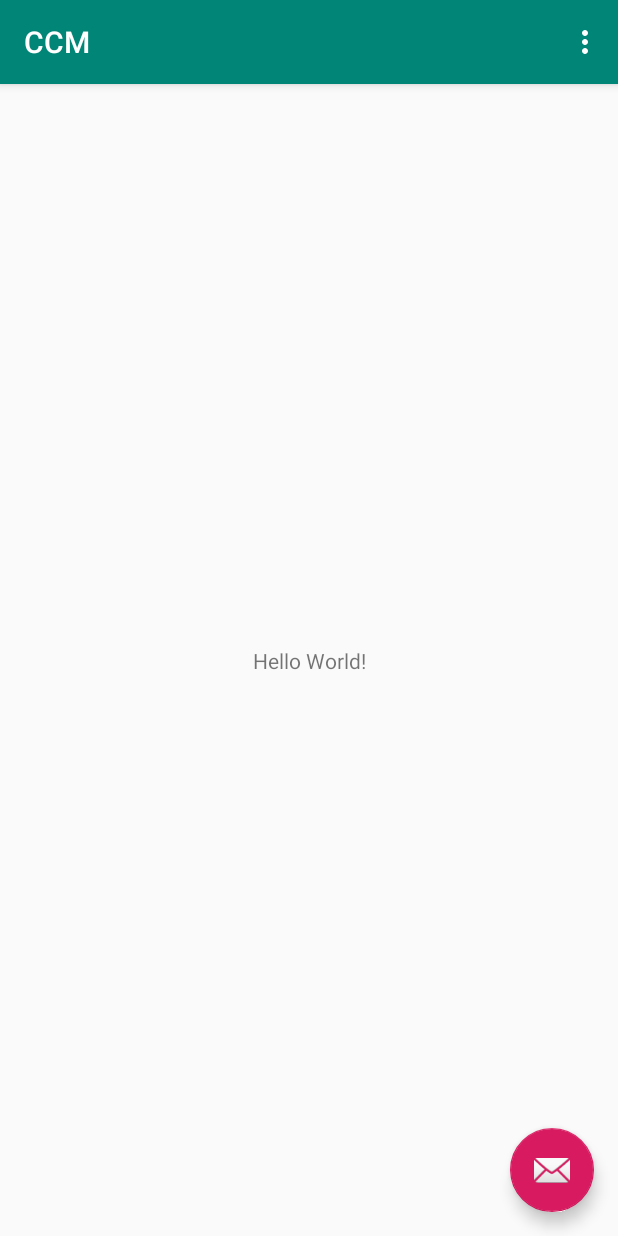
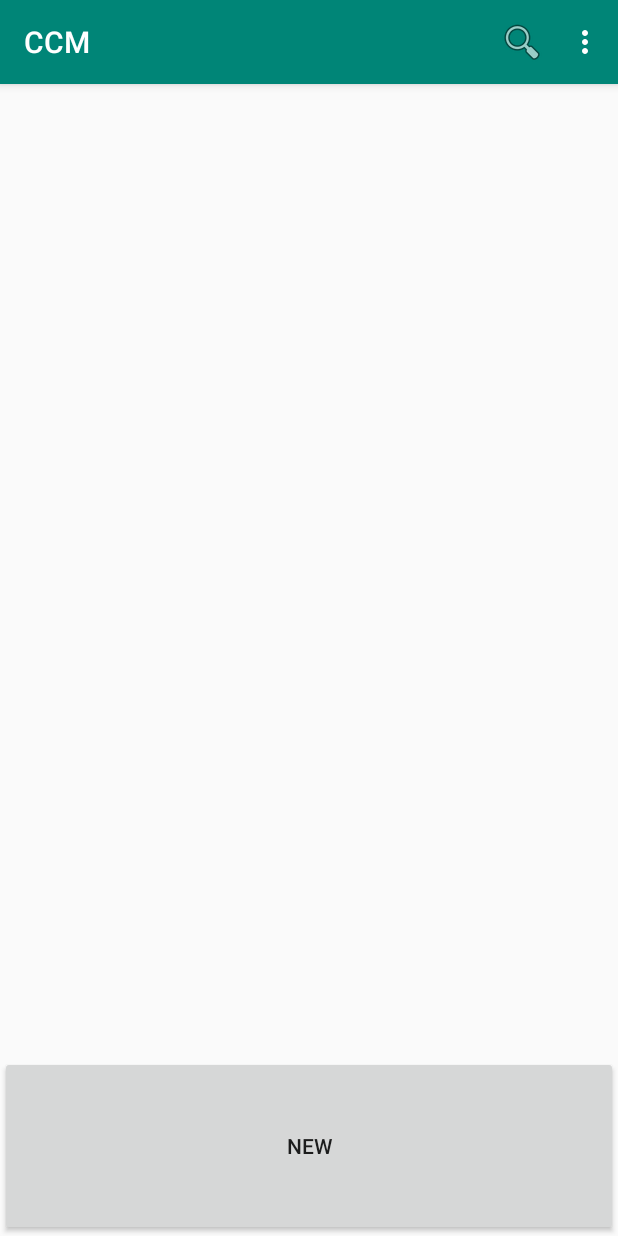
Before and after one commit to weareskyrabbit/CCM, an Android app: the screen it shows after launch (MainActivity before the commit, MemoListActivity after it), on a phone screen of 412 x 824 dp. Run offline under Robolectric (Android 15) with nearby library versions, the phone set to English and light mode, and no system bars.

Commit message:
Add Memo

```diff
--- a/app/src/main/java/com/example/ccm/MainActivity.java
+++ b/app/src/main/java/com/example/ccm/MainActivity.java
@@ -1,52 +1,19 @@
 package com.example.ccm;
 
+import android.content.Intent;
 import android.os.Bundle;
-import com.google.android.material.floatingactionbutton.FloatingActionButton;
-import com.google.android.material.snackbar.Snackbar;
+
 import androidx.appcompat.app.AppCompatActivity;
 import androidx.appcompat.widget.Toolbar;
-import android.view.View;
-import android.view.Menu;
-import android.view.MenuItem;
 
 public class MainActivity extends AppCompatActivity {
-
     @Override
     protected void onCreate(Bundle savedInstanceState) {
         super.onCreate(savedInstanceState);
         setContentView(R.layout.activity_main);
-        Toolbar toolbar = findViewById(R.id.toolbar);
-        setSupportActionBar(toolbar);
 
-       FloatingActionButton fab = findViewById(R.id.fab);
-        fab.setOnClickListener(new View.OnClickListener() {
-            @Override
-            public void onClick(View view) {
-                Snackbar.make(view, "Replace with your own action", Snackbar.LENGTH_LONG)
-                        .setAction("Action", null).show();
-            }
-        });
-    }
+        Toolbar tlbMain = findViewById(R.id.tlbMain);
 
-    @Override
-    public boolean onCreateOptionsMenu(Menu menu) {
-        // Inflate the menu; this adds items to the action bar if it is present.
-        getMenuInflater().inflate(R.menu.menu_main, menu);
-        return true;
-    }
-
-    @Override
-    public boolean onOptionsItemSelected(MenuItem item) {
-        // Handle action bar item clicks here. The action bar will
-        // automatically handle clicks on the Home/Up button, so long
-        // as you specify a parent activity in AndroidManifest.xml.
-        int id = item.getItemId();
-
-        //noinspection SimplifiableIfStatement
-        if (id == R.id.action_settings) {
-            return true;
-        }
-
-        return super.onOptionsItemSelected(item);
+        startActivity(new Intent(MainActivity.this, MemoListActivity.class));
     }
 }
--- /dev/null
+++ b/app/src/main/java/com/example/ccm/MemoListActivity.java
@@ -0,0 +1,148 @@
+package com.example.ccm;
+
+import android.app.SearchManager;
+import android.content.Context;
+import android.content.Intent;
+import android.database.Cursor;
+import android.database.sqlite.SQLiteDatabase;
+import android.os.Bundle;
+import android.view.Menu;
+import android.view.View;
+import android.widget.AdapterView;
+import android.widget.Button;
+import android.widget.ListView;
+import android.widget.SearchView;
+import android.widget.SimpleAdapter;
+import android.widget.TextView;
+import android.widget.TwoLineListItem;
+
+import java.util.ArrayList;
+import java.util.HashMap;
+
+import androidx.appcompat.app.AppCompatActivity;
+
+public class MemoListActivity extends AppCompatActivity {
+    private MemoOpenHelper helper = null;
+    String mSearchWord;
+    private ListView memoList;
+
+    @Override
+    protected void onCreate(Bundle savedInstanceState) {
+        super.onCreate(savedInstanceState);
+        setContentView(R.layout.activity_memo_list);
+
+        if (helper == null) {
+            helper = new MemoOpenHelper(MemoListActivity.this);
+        }
+        final ArrayList<HashMap<String, String>> memoList = new ArrayList<>();
+        SQLiteDatabase db = helper.getWritableDatabase();
+        try {
+            Cursor c = db.rawQuery("select uuid, body from MEMO_TABLE order by id", null);
+            boolean next = c.moveToFirst();
+
+            while (next) {
+                HashMap<String, String> data = new HashMap<>();
+                String uuid = c.getString(0);
+                String body = c.getString(1);
+                if (body.contains("\n")) {
+                    body = body.split("\n")[0];
+                } else if (body.length() > 10) {
+                    body = body.substring(0, 10) + "...";
+                }
+                data.put("body",body);
+                data.put("id",uuid);
+                memoList.add(data);
+                next = c.moveToNext();
+            }
+        } finally {
+            db.close();
+        }
+
+        final SimpleAdapter simpleAdapter = new SimpleAdapter(this,
+                memoList,
+                android.R.layout.simple_list_item_2,
+                new String[]{"body","id"},
+                new int[]{android.R.id.text1, android.R.id.text2}
+        );
+
+        this.memoList = findViewById(R.id.memoList);
+        this.memoList.setAdapter(simpleAdapter);
+
+        // click: edit
+        this.memoList.setOnItemClickListener(new AdapterView.OnItemClickListener(){
+            @Override
+            public void onItemClick(AdapterView<?> parent, View view, int position, long id) {
+                Intent intent = new Intent(MemoListActivity.this, MemoEditorActivity.class);
+
+                TwoLineListItem two = (TwoLineListItem)view;
+                TextView idTextView = two.getText2();
+                String idStr = (String) idTextView.getText();
+                intent.putExtra("id", idStr);
+                startActivity(intent);
+            }
+        });
+
+        // long click: delete
+        this.memoList.setOnItemLongClickListener(new AdapterView.OnItemLongClickListener(){
+            @Override
+            public boolean onItemLongClick(AdapterView<?> parent, View view, int position, long id) {
+                TwoLineListItem two = (TwoLineListItem)view;
+                TextView idTextView = two.getText2();
+                String idStr = (String) idTextView.getText();
+
+                SQLiteDatabase db = helper.getWritableDatabase();
+                try {
+                    db.execSQL("DELETE FROM MEMO_TABLE WHERE uuid = '"+ idStr +"'");
+                } finally {
+                    db.close();
+                }
+                memoList.remove(position);
+                simpleAdapter.notifyDataSetChanged();
+
+                return true;
+            }
+        });
+
+        // new
+        Button newButton = findViewById(R.id.new_button);
+        newButton.setOnClickListener(new View.OnClickListener() {
+
+            @Override
+            public void onClick(View v) {
+                Intent intent = new Intent(MemoListActivity.this, MemoEditorActivity.class);
+                intent.putExtra("id", ""); // TODO
+                startActivity(intent);
+            }
+        });
+    }
+    @Override
+    protected void onResume() {
+        super.onResume();
+
+        // setDatabaseDataBySearchWord(mSearchWord);
+    }
+    @Override
+    public boolean onCreateOptionsMenu(Menu menu) {
+        getMenuInflater().inflate(R.menu.menu, menu);
+
+        // search
+        SearchManager searchManager = (SearchManager) getSystemService(Context.SEARCH_SERVICE);
+        SearchView searchView = (SearchView) menu.findItem(R.id.action_search).getActionView();
+        searchView.setSearchableInfo(searchManager.getSearchableInfo(getComponentName()));
+        searchView.setOnQueryTextListener(new SearchView.OnQueryTextListener() {
+            @Override
+            public boolean onQueryTextChange(String searchWord) {
+                // setDatabaseDataBySearchWord(searchWord);
+                mSearchWord = searchWord;
+                return true;
+            }
+
+            @Override
+            public boolean onQueryTextSubmit(String searchWord) {
+                return true;
+            }
+        });
+
+        return super.onCreateOptionsMenu(menu);
+    }
+}
--- /dev/null
+++ b/app/src/main/java/com/example/ccm/MemoOpenHelper.java
@@ -0,0 +1,28 @@
+package com.example.ccm;
+
+import android.content.Context;
+import android.database.sqlite.SQLiteDatabase;
+import android.database.sqlite.SQLiteOpenHelper;
+
+public class MemoOpenHelper extends SQLiteOpenHelper {
+    static final private String DBName = "MEMO_DB";
+    static final private int VERSION = 1;
+
+    public MemoOpenHelper(Context context){
+        super(context, DBName, null, VERSION);
+    }
+
+    @Override
+    public void onCreate(SQLiteDatabase db) {
+        db.execSQL("CREATE TABLE MEMO_TABLE (" +
+                "id INTEGER PRIMARY KEY AUTOINCREMENT, " +
+                "uuid TEXT, " +
+                "body TEXT)");
+    }
+
+    @Override
+    public void onUpgrade(SQLiteDatabase db, int oldVersion, int newVersion) {
+        db.execSQL("DROP TABLE IF EXISTS MEMO_TABLE");
+        onCreate(db);
+    }
+}
--- a/app/src/main/res/layout/activity_main.xml
+++ b/app/src/main/res/layout/activity_main.xml
@@ -1,27 +1,13 @@
 <?xml version="1.0" encoding="utf-8"?>
-<androidx.coordinatorlayout.widget.CoordinatorLayout
-    xmlns:android="http://schemas.android.com/apk/res/android"
+<LinearLayout xmlns:android="http://schemas.android.com/apk/res/android"
     xmlns:app="http://schemas.android.com/apk/res-auto"
-    xmlns:tools="http://schemas.android.com/tools"
+    android:orientation="vertical"
     android:layout_width="match_parent"
-    android:layout_height="match_parent"
-    tools:context=".MainActivity">
-
-    <com.google.android.material.appbar.AppBarLayout
-        android:layout_height="wrap_content"
+    android:layout_height="match_parent">
+    <androidx.appcompat.widget.Toolbar
+        android:id="@+id/tlbMain"
         android:layout_width="match_parent"
-        android:theme="@style/AppTheme.AppBarOverlay">
-
-        <androidx.appcompat.widget.Toolbar
-            android:id="@+id/toolbar"
-            android:layout_width="match_parent"
-            android:layout_height="?attr/actionBarSize"
-            android:background="?attr/colorPrimary"
-            app:popupTheme="@style/AppTheme.PopupOverlay" />
-
-    </com.google.android.material.appbar.AppBarLayout>
-
-    <include layout="@layout/content_main"/>
+        android:layout_height="?attr/actionBarSize"/>
 
     <com.google.android.material.floatingactionbutton.FloatingActionButton
         android:id="@+id/fab"
@@ -29,6 +15,5 @@
         android:layout_height="wrap_content"
         android:layout_gravity="bottom|end"
         android:layout_margin="@dimen/fab_margin"
-        app:srcCompat="@android:drawable/ic_dialog_email" />
-
-</androidx.coordinatorlayout.widget.CoordinatorLayout>
+        app:srcCompat="@android:drawable/ic_dialog_info" />
+</LinearLayout>
--- /dev/null
+++ b/app/src/main/res/layout/activity_memo_list.xml
@@ -0,0 +1,21 @@
+<?xml version="1.0" encoding="utf-8"?>
+<LinearLayout
+    xmlns:android="http://schemas.android.com/apk/res/android"
+    android:layout_width="match_parent"
+    android:layout_height="match_parent"
+    android:orientation="vertical">
+
+    <ListView
+        android:id="@+id/memoList"
+        android:layout_width="match_parent"
+        android:layout_height="wrap_content"
+        android:layout_weight="9"/>
+
+    <Button
+        android:id="@+id/new_button"
+        android:layout_width="match_parent"
+        android:layout_height="wrap_content"
+        android:layout_weight="1"
+        android:text="@string/button_new"/>
+
+</LinearLayout>
--- a/app/src/main/res/layout/content_main.xml
+++ b/app/src/main/res/layout/content_main.xml
@@ -1,13 +1,12 @@
 <?xml version="1.0" encoding="utf-8"?>
-<androidx.constraintlayout.widget.ConstraintLayout
-    xmlns:android="http://schemas.android.com/apk/res/android"
+<androidx.constraintlayout.widget.ConstraintLayout xmlns:android="http://schemas.android.com/apk/res/android"
+    xmlns:app="http://schemas.android.com/apk/res-auto"
     xmlns:tools="http://schemas.android.com/tools"
-    xmlns:app="http://schemas.android.com/apk/res-auto"
     android:layout_width="match_parent"
     android:layout_height="match_parent"
     app:layout_behavior="@string/appbar_scrolling_view_behavior"
-    tools:showIn="@layout/activity_main"
-    tools:context=".MainActivity">
+    tools:context=".MainActivity"
+    tools:showIn="@layout/activity_main">
 
     <TextView
         android:layout_width="wrap_content"
--- /dev/null
+++ b/app/src/main/res/menu/menu.xml
@@ -0,0 +1,16 @@
+<?xml version="1.0" encoding="utf-8"?>
+<menu xmlns:android="http://schemas.android.com/apk/res/android"
+      xmlns:app="http://schemas.android.com/apk/res-auto">
+    <item
+        android:id="@+id/action_search"
+        android:icon="@android:drawable/ic_menu_search"
+        android:orderInCategory="100"
+        android:title="@string/action_search"
+        app:actionViewClass="android.widget.SearchView"
+        app:showAsAction="ifRoom|collapseActionView"/>
+    <item
+        android:id="@+id/action_settings"
+        android:orderInCategory="400"
+        android:title="@string/action_settings"
+        app:showAsAction="never"/>
+</menu>
--- a/app/src/main/res/menu/menu_main.xml
+++ /dev/null
@@ -1,9 +0,0 @@
-<menu xmlns:android="http://schemas.android.com/apk/res/android"
-    xmlns:app="http://schemas.android.com/apk/res-auto"
-    xmlns:tools="http://schemas.android.com/tools"
-    tools:context="com.example.ccm.MainActivity" >
-    <item android:id="@+id/action_settings"
-        android:title="@string/action_settings"
-        android:orderInCategory="100"
-        app:showAsAction="never" />
-</menu>
--- a/app/src/main/res/mipmap-anydpi-v26/ic_launcher.xml
+++ b/app/src/main/res/mipmap-anydpi-v26/ic_launcher.xml
@@ -1,5 +1,5 @@
 <?xml version="1.0" encoding="utf-8"?>
 <adaptive-icon xmlns:android="http://schemas.android.com/apk/res/android">
-    <background android:drawable="@drawable/ic_launcher_background"/>
-    <foreground android:drawable="@drawable/ic_launcher_foreground"/>
+    <background android:drawable="@drawable/ic_launcher_background" />
+    <foreground android:drawable="@drawable/ic_launcher_foreground" />
 </adaptive-icon>
--- a/app/src/main/res/mipmap-anydpi-v26/ic_launcher_round.xml
+++ b/app/src/main/res/mipmap-anydpi-v26/ic_launcher_round.xml
@@ -1,5 +1,5 @@
 <?xml version="1.0" encoding="utf-8"?>
 <adaptive-icon xmlns:android="http://schemas.android.com/apk/res/android">
-    <background android:drawable="@drawable/ic_launcher_background"/>
-    <foreground android:drawable="@drawable/ic_launcher_foreground"/>
+    <background android:drawable="@drawable/ic_launcher_background" />
+    <foreground android:drawable="@drawable/ic_launcher_foreground" />
 </adaptive-icon>
--- a/app/src/main/res/values/strings.xml
+++ b/app/src/main/res/values/strings.xml
@@ -1,4 +1,12 @@
 <resources>
     <string name="app_name">CCM</string>
+    <string name="menu_title">Title</string>
+    <string name="menu_sub_title">SubTitle</string>
+    <string name="action_search">Search</string>
     <string name="action_settings">Settings</string>
+    <string name="button_new">New</string>
+    <string name="button_register">Register</string>
+    <string name="button_back">Back</string>
+    <string name="text_title">Title</string>
+    <string name="text_body">Body</string>
 </resources>
--- a/app/src/main/res/values/styles.xml
+++ b/app/src/main/res/values/styles.xml
@@ -1,17 +1,17 @@
 <resources>
-
-    <!-- Base application theme. -->
     <style name="AppTheme" parent="Theme.AppCompat.Light.DarkActionBar">
-        <!-- Customize your theme here. -->
         <item name="colorPrimary">@color/colorPrimary</item>
         <item name="colorPrimaryDark">@color/colorPrimaryDark</item>
         <item name="colorAccent">@color/colorAccent</item>
     </style>
+
     <style name="AppTheme.NoActionBar">
         <item name="windowActionBar">false</item>
         <item name="windowNoTitle">true</item>
     </style>
+
     <style name="AppTheme.AppBarOverlay" parent="ThemeOverlay.AppCompat.Dark.ActionBar" />
+
     <style name="AppTheme.PopupOverlay" parent="ThemeOverlay.AppCompat.Light" />
 
 </resources>
--- a/gradle.properties
+++ b/gradle.properties
@@ -1,21 +1,16 @@
 # Project-wide Gradle settings.
-
 # IDE (e.g. Android Studio) users:
 # Gradle settings configured through the IDE *will override*
 # any settings specified in this file.
-
 # For more details on how to configure your build environment visit
 # http://www.gradle.org/docs/current/userguide/build_environment.html
-
 # Specifies the JVM arguments used for the daemon process.
 # The setting is particularly useful for tweaking memory settings.
 org.gradle.jvmargs=-Xmx1536m
-
 # When configured, Gradle will run in incubating parallel mode.
 # This option should only be used with decoupled projects. More details, visit
 # http://www.gradle.org/docs/current/userguide/multi_project_builds.html#sec:decoupled_projects
 # org.gradle.parallel=true
-
 # AndroidX package structure to make it clearer which packages are bundled with the
 # Android operating system, and which are packaged with your app's APK
 # https://developer.android.com/topic/libraries/support-library/androidx-rn
```
Also changed, not shown: app/src/main/AndroidManifest.xml (+5 -6 lines), app/src/main/java/com/example/ccm/MemoEditorActivity.java (added, +84 -0 lines), app/src/main/res/drawable/ic_launcher_background.xml (+166 -70 lines), app/src/main/res/layout/activity_memo_editor.xml (added, +52 -0 lines), 1 other file.
